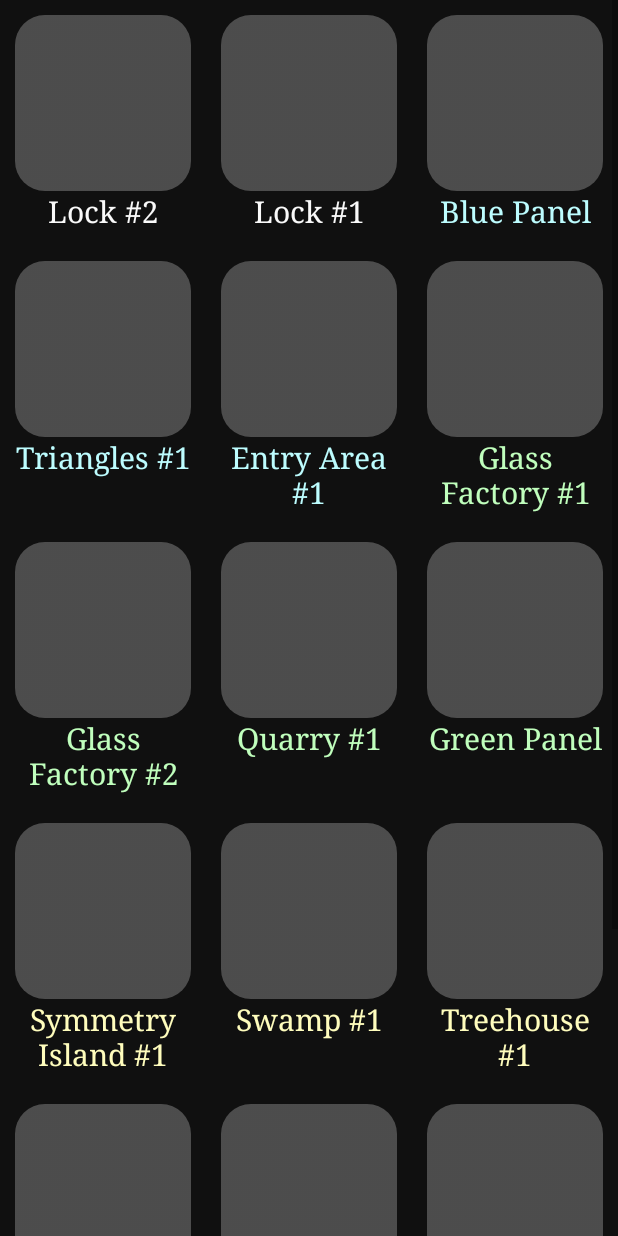
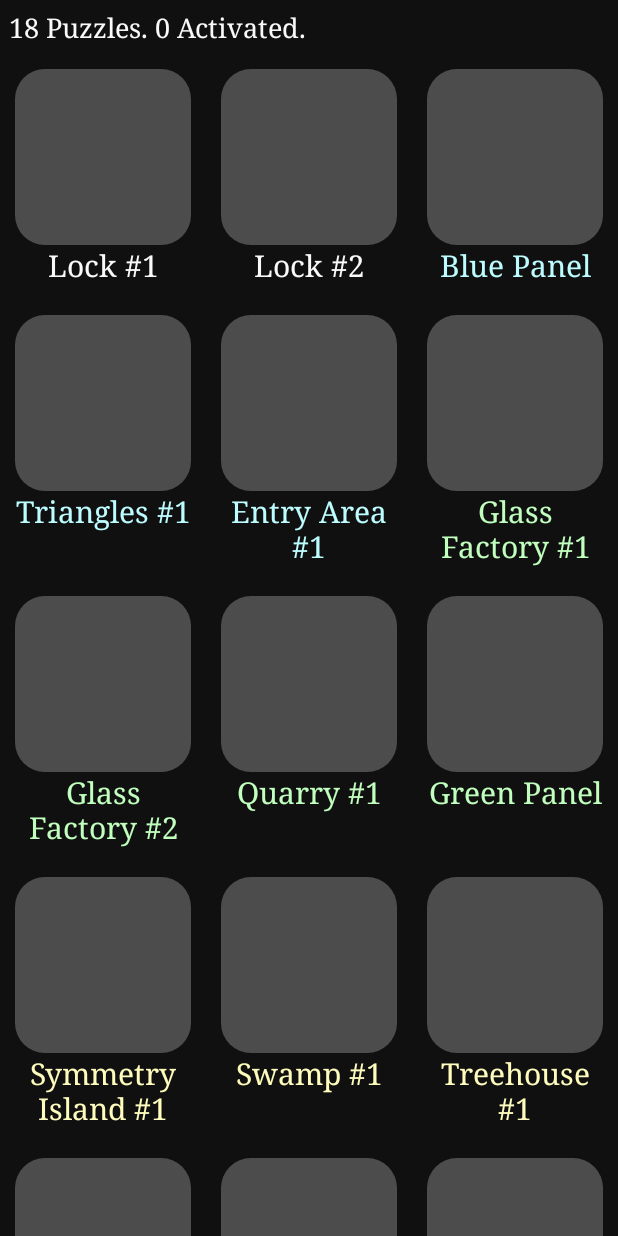
Before and after one commit to aren227/TheWitness-LockScreen, an Android app: the screen it shows after launch (GalleryActivity), after a tap on "Gallery", on a phone screen of 412 x 824 dp. Run offline under Robolectric (Android 15) with nearby library versions, the phone set to English and light mode, and no system bars; 1 statement that could not run was skipped.

Commit message:
More convenient puzzle tracing

```diff
--- a/app/src/main/java/com/aren/thewitnesspuzzle/GalleryActivity.java
+++ b/app/src/main/java/com/aren/thewitnesspuzzle/GalleryActivity.java
@@ -9,6 +9,7 @@ import android.graphics.Canvas;
 import android.graphics.Color;
 import android.os.Bundle;
 import android.widget.RelativeLayout;
+import android.widget.TextView;
 
 import com.aren.thewitnesspuzzle.game.Game;
 import com.aren.thewitnesspuzzle.puzzle.Puzzle;
@@ -25,6 +26,8 @@ public class GalleryActivity extends AppCompatActivity {
 
     private RelativeLayout root;
     private GalleryAdapter adapter;
+
+    private TextView status;
 
     private Game tempGame;
 
@@ -43,7 +46,20 @@ public class GalleryActivity extends AppCompatActivity {
 
         root = findViewById(R.id.gallery_root);
 
+        status = findViewById(R.id.gallery_text);
+        puzzleFactoryManager.setOnUpdate(new Runnable() {
+            @Override
+            public void run() {
+                updateStatusText();
+            }
+        });
+        updateStatusText();
+
         startRenderWorker();
+    }
+
+    public void updateStatusText(){
+        status.setText(String.format(getString(R.string.gallery_status), puzzleFactoryManager.getAllPuzzleFactories().size(), puzzleFactoryManager.getActivatedPuzzleFactories().size()));
     }
 
     private void startRenderWorker(){
--- a/app/src/main/java/com/aren/thewitnesspuzzle/puzzle/Puzzle.java
+++ b/app/src/main/java/com/aren/thewitnesspuzzle/puzzle/Puzzle.java
@@ -50,7 +50,6 @@ public class Puzzle {
 
     protected float pathWidth;
 
-    protected boolean touching = false;
     protected Cursor cursor;
 
     protected BoundingBox boundingBox = new BoundingBox();
@@ -197,13 +196,11 @@ public class Puzzle {
 
     protected void startTracing(Vertex start){
         resetAnimation();
-        touching = true;
         cursor = createCursor(start);
         game.playSound(Sounds.START_TRACING);
     }
 
     protected void endTracing(){
-        touching = false;
         EdgeProportion currentCursorEdge = cursor.getCurrentCursorEdge();
         if(currentCursorEdge == null) return;
         Edge edge = currentCursorEdge.edge;
@@ -281,7 +278,7 @@ public class Puzzle {
             }
         }
         else if(action == MotionEvent.ACTION_MOVE){
-            if(!touching) return;
+            if(cursor == null) return;
 
             Edge edge = getNearestEdge(pos);
             EdgeProportion edgeProportion = new EdgeProportion(edge);
@@ -289,7 +286,7 @@ public class Puzzle {
             cursor.connectTo(edgeProportion);
 
             EdgeProportion cursorEdge = cursor.getCurrentCursorEdge();
-            if(cursorEdge.to().getRule() instanceof EndingPointRule && cursorEdge.proportion > 1 - getPathWidth() * 0.5f / edge.getLength()){
+            if(cursorEdge.to().getRule() instanceof EndingPointRule && cursorEdge.proportion > 1 - getPathWidth() * 0.5f / cursorEdge.edge.getLength()){
                 if(!animation.isPlaying(CursorEndingPointReachedAnimation.class)){
                     animation.addAnimation(new CursorEndingPointReachedAnimation(this));
                 }
@@ -299,7 +296,8 @@ public class Puzzle {
             }
         }
         else if(action == MotionEvent.ACTION_UP){
-            if(touching){
+            EdgeProportion cursorEdge = cursor.getCurrentCursorEdge();
+            if(cursorEdge.to().getRule() instanceof EndingPointRule && cursorEdge.proportion > 1 - getPathWidth() * 0.5f / cursorEdge.edge.getLength()){
                 endTracing();
             }
         }
--- a/app/src/main/java/com/aren/thewitnesspuzzle/puzzle/color/PalettePreset.java
+++ b/app/src/main/java/com/aren/thewitnesspuzzle/puzzle/color/PalettePreset.java
@@ -11,12 +11,11 @@ public class PalettePreset {
 
     public PalettePreset(){
         register("General_Slide", "#fd9700", "#8a4700", "#fffef9", "#fbe50d");
-        register("General_Panel", "#868986", "#6b5b37", "#bf8e54", "#d2720d");
-        register("Entry_Second", "#ffcb00", "#a97700", "#f9e27a", "#fdfb57");
-        register("Entry_1", "#e1a300", "#3c2901", "#edec9d", "#eee850");
+        register("General_Panel", "#babcb9", "#5a4d3f", "#fccf97", "#ff8326");
+        register("Entry_1", "#ffcb00", "#422c06", "#feffc5", "#fef656");
         register("Green_1", "#00ee4a", "#006615", "#eaeabc", "#b8ff14");
         register("Blue_1", "#4f4cff", "#1405a1", "#aaccf4", "#659cff");
-        register("GlassFactory_1", "#96bce5", "#374b8d", "#c5c6c3", "#18fe9d");
+        register("GlassFactory_1", "#96bce5", "#374b8d", "#e4e6e1", "#18fe9d");
         register("SymmetryIsland_1", "#96c2e9", "#555553", "#fafafa", "#fafafa"); // cursor color is cyan & yellow
         register("Swamp_1", "#b7c900", "#e9e370", "#f5f6ab", "#fcf31a");
         register("Swamp_2", "#e09b19", "#dbbc6b", "#f4e791", "#f2f528");
--- a/app/src/main/java/com/aren/thewitnesspuzzle/puzzle/factory/SlidePuzzleFactory.java
+++ b/app/src/main/java/com/aren/thewitnesspuzzle/puzzle/factory/FirstPuzzleFactory.java
@@ -10,14 +10,14 @@ import com.aren.thewitnesspuzzle.puzzle.rules.StartingPointRule;
 
 import java.util.Random;
 
-public class SlidePuzzleFactory extends PuzzleFactory {
+public class FirstPuzzleFactory extends PuzzleFactory{
 
     @Override
     public Puzzle generate(Game game, Random random) {
-        Puzzle puzzle = new Puzzle(game, PalettePreset.get("General_Slide"));
+        Puzzle puzzle = new Puzzle(game, PalettePreset.get("Entry_1"));
 
         Vertex a = puzzle.addVertex(new Vertex(puzzle, 0, 0));
-        Vertex b = puzzle.addVertex(new Vertex(puzzle, 0, 2f));
+        Vertex b = puzzle.addVertex(new Vertex(puzzle, 1, 0));
         puzzle.addEdge(new Edge(a, b));
 
         a.setRule(new StartingPointRule());
@@ -35,4 +35,5 @@ public class SlidePuzzleFactory extends PuzzleFactory {
     public String getName(){
         return "Lock #1";
     }
+
 }
--- a/app/src/main/java/com/aren/thewitnesspuzzle/puzzle/factory/PuzzleFactoryManager.java
+++ b/app/src/main/java/com/aren/thewitnesspuzzle/puzzle/factory/PuzzleFactoryManager.java
@@ -16,10 +16,13 @@ public class PuzzleFactoryManager {
     private Context context;
     private Map<UUID, PuzzleFactory> factories = new HashMap<>();
 
+    private Runnable onUpdate;
+
     public PuzzleFactoryManager(Context context){
         this.context = context;
 
         register(new ChallengeTrianglesPuzzleFactory());
+        register(new FirstPuzzleFactory());
         register(new MultipleSunColorsPuzzleFactory());
         register(new RotatableBlocksPuzzleFactory());
         register(new SecondPuzzleFactory());
@@ -37,6 +40,10 @@ public class PuzzleFactoryManager {
         register(new SlidePuzzleFactory());
         register(new SunPairWithSquarePuzzleFactory());
         register(new SymmetryHexagonPuzzleFactory());
+    }
+
+    public void setOnUpdate(Runnable runnable){
+        onUpdate = runnable;
     }
 
     public PuzzleFactory getPuzzleFactoryByUuid(UUID uuid){
@@ -78,6 +85,8 @@ public class PuzzleFactoryManager {
         SharedPreferences.Editor editor = sharedPreferences.edit();
         editor.putBoolean(uuid.toString(), activated);
         editor.commit();
+
+        if(onUpdate != null) onUpdate.run();
     }
 
     //TODO: Sorting options
--- a/app/src/main/java/com/aren/thewitnesspuzzle/puzzle/factory/SecondPuzzleFactory.java
+++ b/app/src/main/java/com/aren/thewitnesspuzzle/puzzle/factory/SecondPuzzleFactory.java
@@ -14,7 +14,7 @@ public class SecondPuzzleFactory extends PuzzleFactory {
 
     @Override
     public Puzzle generate(Game game, Random random) {
-        Puzzle puzzle = new Puzzle(game, PalettePreset.get("Entry_Second"));
+        Puzzle puzzle = new Puzzle(game, PalettePreset.get("Entry_1"));
 
         Vertex a = puzzle.addVertex(new Vertex(puzzle, 3, 0));
         Vertex b = puzzle.addVertex(new Vertex(puzzle, 3, 3));
--- a/app/src/main/res/layout/activity_gallery.xml
+++ b/app/src/main/res/layout/activity_gallery.xml
@@ -10,10 +10,26 @@
     android:orientation="vertical"
     android:id="@+id/gallery_root">
 
-    <androidx.recyclerview.widget.RecyclerView
-        android:id="@+id/gallery_grid"
+    <LinearLayout
         android:layout_width="match_parent"
         android:layout_height="wrap_content"
-        android:scrollbars="vertical"/>
+        android:orientation="vertical">
+
+        <TextView
+            android:id="@+id/gallery_text"
+            android:layout_width="wrap_content"
+            android:layout_height="wrap_content"
+            android:fontFamily="serif"
+            android:textSize="18dp"
+            android:textColor="#fafafa"
+            android:padding="6dp"/>
+
+        <androidx.recyclerview.widget.RecyclerView
+            android:id="@+id/gallery_grid"
+            android:layout_width="match_parent"
+            android:layout_height="wrap_content"/>
+
+    </LinearLayout>
+
 
 </RelativeLayout>
--- a/app/src/main/res/values/strings.xml
+++ b/app/src/main/res/values/strings.xml
@@ -23,6 +23,7 @@
             gl_FragColor = vColor;
         }
     </string>
+    <string name="gallery_status">"%d Puzzles. %d Activated."</string>
     <string name="disclaimer1">This application is based on Jonathan Blow\'s video game, The Witness. All rights go to Jonathan Blow and Thekla, Inc.</string>
     <string name="disclaimer2">This application is just for fun and <b>can\'t protect your phone!</b> For security reasons, It is recommended to use a system lock screen together. You can disable a system lock screen completely for the best experience. Use it at your own risk. <b>This lock screen will be disabled after restarting your phone.</b> So if you are in a critical situation, just reboot your phone by holding the power button.</string>
     <string name="github_repo"><a href="https://github.com/aren227/TheWitness-LockScreen">Github Repository</a></string>
```
